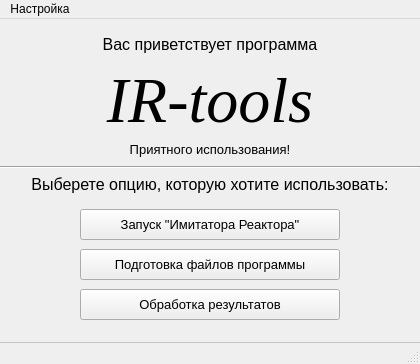
First picture: the form in Qt/IRtools/initialwindow.ui, repository AsAsgard/BigBlackHole, before the edit.
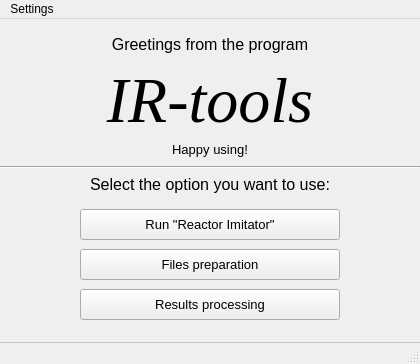
Second picture: the form after the edit.

The edit to the form file:
```diff
--- a/Qt/IRtools/initialwindow.ui
+++ b/Qt/IRtools/initialwindow.ui
@@ -29,7 +29,7 @@
      </font>
     </property>
     <property name="text">
-     <string>Запуск &quot;Имитатора Реактора&quot;</string>
+     <string>Run &quot;Reactor Imitator&quot;</string>
     </property>
    </widget>
    <widget class="QPushButton" name="ResultsPrc_button">
@@ -47,7 +47,7 @@
      </font>
     </property>
     <property name="text">
-     <string>Обработка результатов</string>
+     <string>Results processing</string>
     </property>
    </widget>
    <widget class="QPushButton" name="PrepFiles_button">
@@ -65,7 +65,7 @@
      </font>
     </property>
     <property name="text">
-     <string>Подготовка файлов программы</string>
+     <string>Files preparation</string>
     </property>
    </widget>
    <widget class="QLabel" name="IRtools_label">
@@ -119,7 +119,7 @@
      </font>
     </property>
     <property name="text">
-     <string>Вас приветствует программа</string>
+     <string>Greetings from the program</string>
     </property>
     <property name="alignment">
      <set>Qt::AlignCenter</set>
@@ -140,7 +140,7 @@
      </font>
     </property>
     <property name="text">
-     <string>Выберете опцию, которую хотите использовать:</string>
+     <string>Select the option you want to use:</string>
     </property>
     <property name="alignment">
      <set>Qt::AlignCenter</set>
@@ -161,7 +161,7 @@
      </font>
     </property>
     <property name="text">
-     <string>Приятного использования!</string>
+     <string>Happy using!</string>
     </property>
     <property name="alignment">
      <set>Qt::AlignCenter</set>
@@ -179,7 +179,7 @@
    </property>
    <widget class="QMenu" name="menu">
     <property name="title">
-     <string>Настройка</string>
+     <string>Settings</string>
     </property>
     <widget class="QMenu" name="Language">
      <property name="title">
```
Left out of the diff: 26 changed lines with no effect on the pictures.
